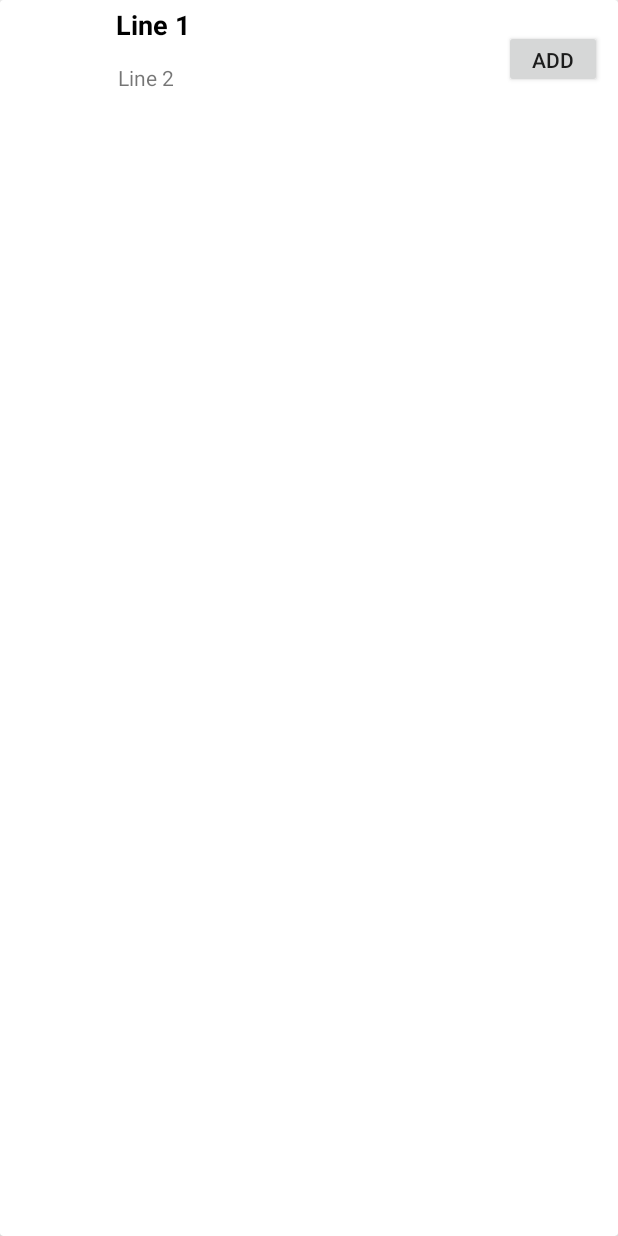
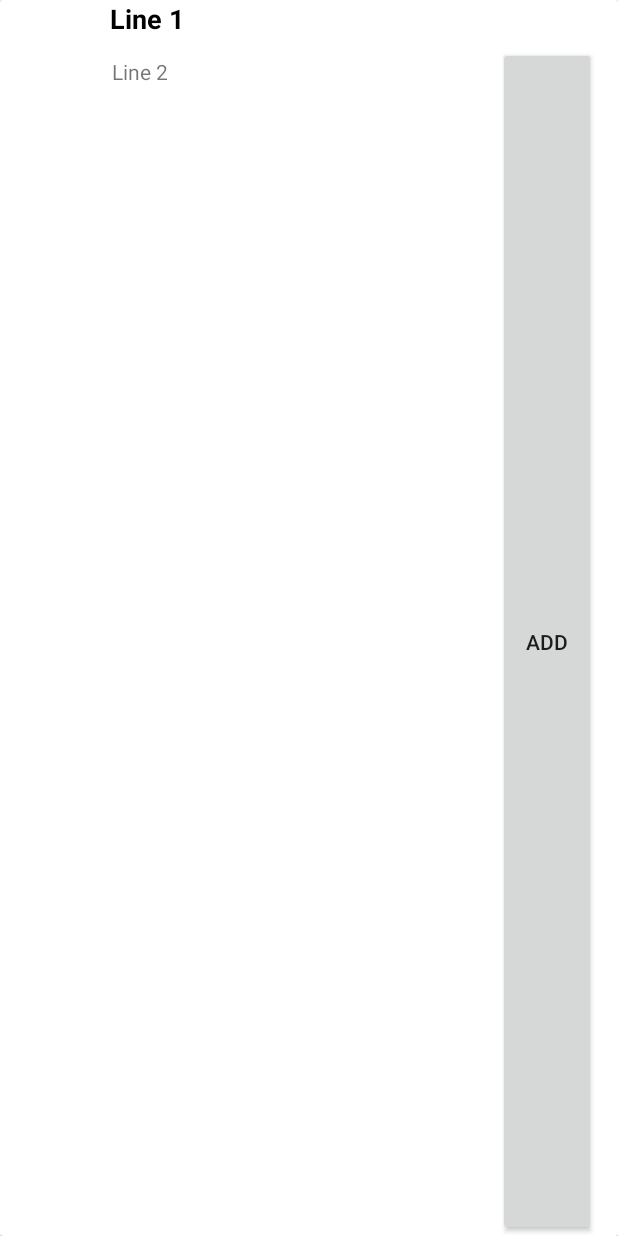
Before and after one commit to ahmed-debbech/aries_messenger, an Android app: the layout item_search.xml on its own in the app's theme, with its tools: preview values and no code run, on a phone screen of 412 x 824 dp. Run offline under Robolectric (Android 15) with nearby library versions, the phone set to English and light mode, and no system bars.

Commit message:
fix search view items

```diff
--- a/app/src/main/java/com/ahmeddebbech/aries_messenger/database/DbBasic.java
+++ b/app/src/main/java/com/ahmeddebbech/aries_messenger/database/DbBasic.java
@@ -62,8 +62,9 @@ public class DbBasic {
             public void onDataChange(@NonNull DataSnapshot snapshot) {
                 ArrayList<SearchItem> list = new ArrayList<>();
                 for(DataSnapshot ds : snapshot.getChildren()){
-                    if(ds.getValue(User.class).getUsername().contains(name)
-                    || ds.getValue(User.class).getDisplayName().contains(name)){
+                    if(ds.getValue(User.class).getUsername().toLowerCase().startsWith(name)
+                    || ds.getValue(User.class).getDisplayName().toLowerCase().startsWith(name)){
+                        System.out.println("user "+ ds.getValue(User.class).getDisplayName());
                         list.add(new SearchItem(ds.getValue(User.class)));
                     }
                 }
--- a/app/src/main/java/com/ahmeddebbech/aries_messenger/presenter/SearchPresenter.java
+++ b/app/src/main/java/com/ahmeddebbech/aries_messenger/presenter/SearchPresenter.java
@@ -14,7 +14,9 @@ public class SearchPresenter implements ContractSearch.Presenter {
     }
     @Override
     public void fillSearchResults(String text) {
-        DbBasic.searchAllUsersFromName(text, this);
+        if(!text.equals("")) {
+            DbBasic.searchAllUsersFromName(text, this);
+        }
     }
     public void returnDataFromDB(ArrayList<SearchItem> list){
         act.showResults(list);
--- a/app/src/main/res/layout/item_search.xml
+++ b/app/src/main/res/layout/item_search.xml
@@ -1,11 +1,10 @@
 <?xml version="1.0" encoding="utf-8"?>
 <androidx.cardview.widget.CardView xmlns:android="http://schemas.android.com/apk/res/android"
-    android:layout_width="match_parent" android:layout_height="match_parent">
+    android:layout_width="match_parent" android:layout_height="wrap_content">
 
     <RelativeLayout
-        android:layout_width="401dp"
-        android:layout_height="70dp"
-        android:layout_margin="4dp">
+        android:layout_width="match_parent"
+        android:layout_height="match_parent">
 
         <ImageView
             android:id="@+id/photo"
```
